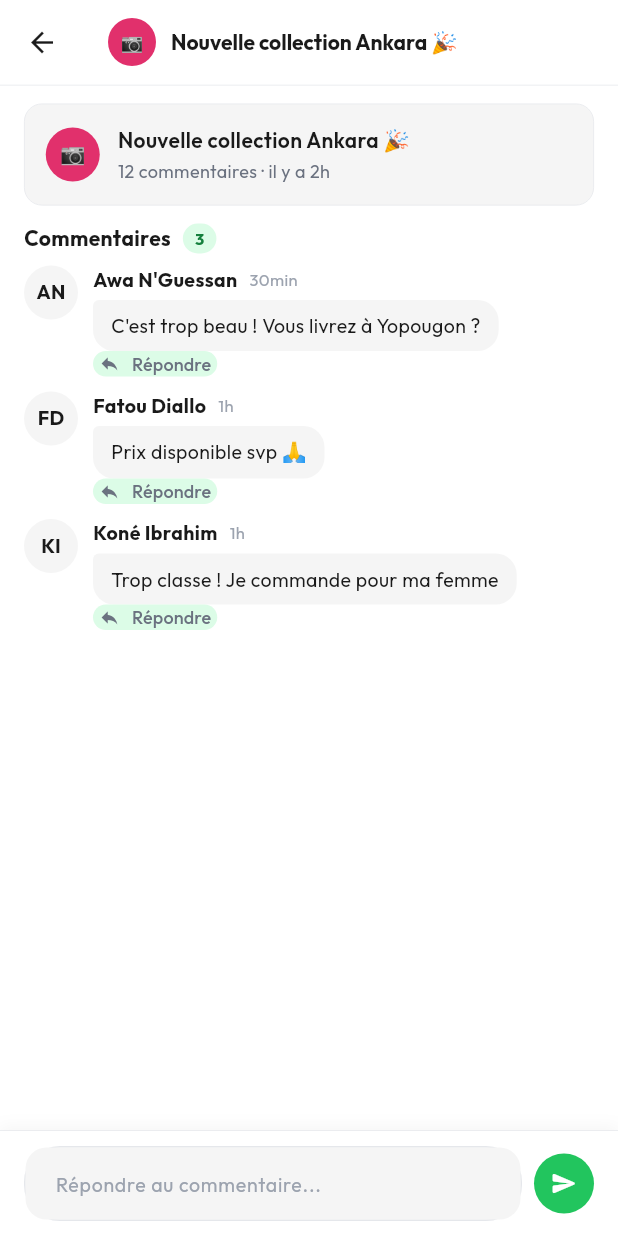
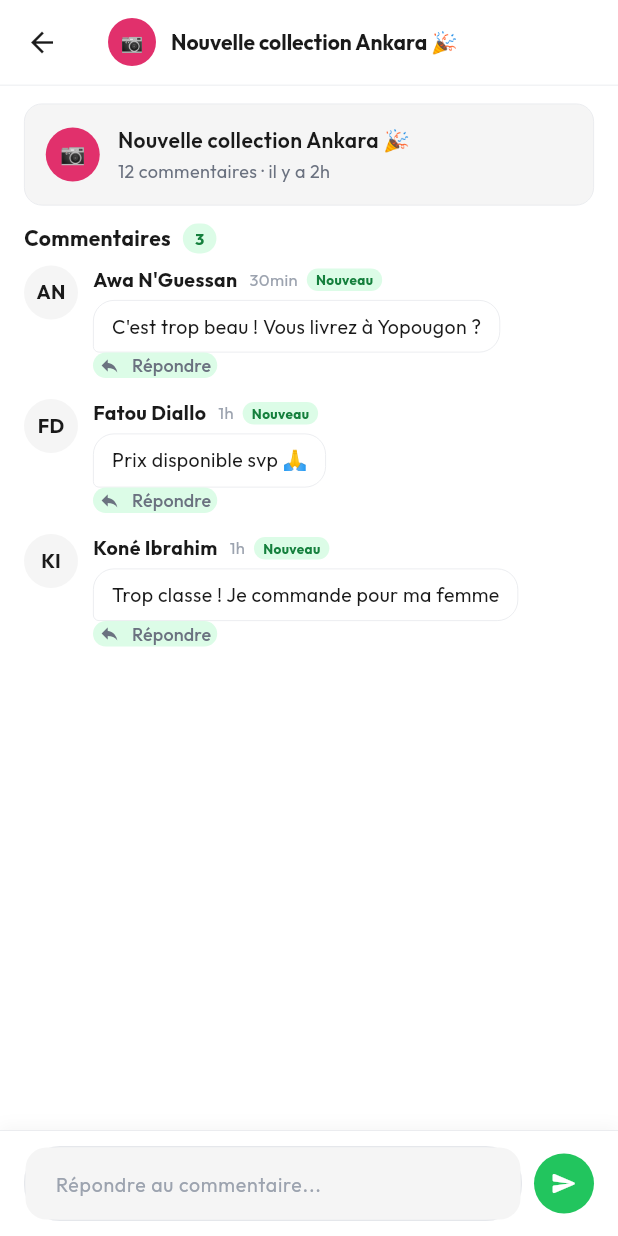
Before and after one commit to Samiiii5/e-signal-v2, a Flutter app: the PublicationDetailScreen screen opened directly with sample values from the repository, after a tap on the "send" icon, on a phone screen of 412 x 824 dp. Run offline on Flutter 3.47's test engine with Material 3 defaults, Android fonts, the phone set to English and light mode, and no system bars; our stand-ins replace dio, go_router, google_fonts, image_picker, open_file, pdf and 2 more; missing offline and left inert: excel; accounts and stored records are empty.

Commit message:
fix: align posts and comments UI with real API response structure
Posts now read caption/channel/total_comments/new_comments_count/posted_at
per the confirmed Postman schema, with French date formatting and a
"Publication sans titre" fallback for empty captions.

Comments now map commenter.name/username, body_text, commented_at,
is_owner_reply, status and nested replies from the real payload. Owner
replies render right-aligned in green, received comments left-aligned in
white, replies are indented recursively, and "Nouveau"/"Répondu" badges
reflect status. Replying now sends the provider captured on the target
comment instead of a screen-wide channel value.

```diff
--- a/lib/features/inbox/publication_detail_screen.dart
+++ b/lib/features/inbox/publication_detail_screen.dart
@@ -47,6 +47,28 @@ class _PublicationDetailScreenState extends State<PublicationDetailScreen> {
     setState(() => _replyTarget = null);
   }
 
+  PublicationComment _mapComment(Map<String, dynamic> c) {
+    final commenter = c['commenter'] is Map ? Map<String, dynamic>.from(c['commenter'] as Map) : <String, dynamic>{};
+    final authorName = (commenter['name'] ?? commenter['username'] ?? 'Inconnu').toString();
+    final initials = authorName.trim().isNotEmpty
+        ? authorName.trim().split(RegExp(r'\s+')).map((p) => p.isNotEmpty ? p[0].toUpperCase() : '').take(2).join()
+        : '?';
+    final sentAtRaw = c['commented_at'];
+    final sentAt = sentAtRaw != null ? (DateTime.tryParse(sentAtRaw.toString()) ?? DateTime.now()) : DateTime.now();
+    final repliesRaw = (c['replies'] as List?) ?? const [];
+    return PublicationComment(
+      id: (c['comment_id'] ?? '').toString(),
+      authorName: authorName,
+      initials: initials,
+      text: (c['body_text'] ?? '').toString(),
+      sentAt: sentAt,
+      isOwnerReply: c['is_owner_reply'] == true,
+      status: (c['status'] ?? 'new').toString(),
+      provider: (c['provider'] ?? c['channel'] ?? '').toString(),
+      replies: repliesRaw.whereType<Map>().map((r) => _mapComment(Map<String, dynamic>.from(r))).toList(),
+    );
+  }
+
   Future<void> _loadComments() async {
     if (!mounted || widget.apiPostId == null) return;
     setState(() { _isLoading = true; _error = null; });
@@ -55,40 +77,16 @@ class _PublicationDetailScreenState extends State<PublicationDetailScreen> {
       if (!mounted) return;
       // Sort newest first
       raw.sort((a, b) {
-        final da = DateTime.tryParse((a['created_at'] ?? a['sent_at'] ?? '').toString()) ?? DateTime(0);
-        final db = DateTime.tryParse((b['created_at'] ?? b['sent_at'] ?? '').toString()) ?? DateTime(0);
+        final da = DateTime.tryParse((a['commented_at'] ?? '').toString()) ?? DateTime(0);
+        final db = DateTime.tryParse((b['commented_at'] ?? '').toString()) ?? DateTime(0);
         return db.compareTo(da);
       });
-      final mapped = raw.map((c) {
-        final authorName = (c['author_name'] ?? c['authorName'] ?? c['author'] ?? 'Inconnu').toString();
-        final initials = authorName.trim().isNotEmpty
-            ? authorName.trim().split(RegExp(r'\s+')).map((p) => p.isNotEmpty ? p[0].toUpperCase() : '').take(2).join()
-            : '?';
-        final sentAtRaw = c['created_at'] ?? c['sent_at'] ?? c['sentAt'];
-        final sentAt = sentAtRaw != null ? (DateTime.tryParse(sentAtRaw.toString()) ?? DateTime.now()) : DateTime.now();
-        return PublicationComment(
-          id: (c['id'] ?? '').toString(),
-          authorName: authorName,
-          initials: initials,
-          text: (c['text'] ?? c['content'] ?? c['body'] ?? '').toString(),
-          sentAt: sentAt,
-          replyToCommentId: c['reply_to_comment_id']?.toString() ?? c['replyToCommentId']?.toString(),
-          replyToName: c['reply_to_name']?.toString() ?? c['replyToName']?.toString(),
-        );
-      }).toList();
+      final mapped = raw.map(_mapComment).toList();
 
       setState(() {
         _comments = mapped.isNotEmpty ? mapped : List.from(widget.publication.comments);
         _isLoading = false;
       });
-
-      // Mark all new comments as read (fire & forget)
-      for (final c in raw.where((c) => (c['status'] ?? '') == 'new')) {
-        commentsService.updateCommentStatus(
-          commentId: (c['id'] ?? '').toString(),
-          status: 'read',
-        ).ignore();
-      }
     } on CommentsUnauthorizedException {
       if (!mounted) return;
       SessionService.logout();
@@ -106,9 +104,22 @@ class _PublicationDetailScreenState extends State<PublicationDetailScreen> {
     }
   }
 
+  PublicationComment _addReplyTo(PublicationComment node, String targetId, PublicationComment newReply) {
+    if (node.id == targetId) {
+      return node.copyWith(replies: [...node.replies, newReply]);
+    }
+    return node.copyWith(
+      replies: node.replies.map((r) => _addReplyTo(r, targetId, newReply)).toList(),
+    );
+  }
+
   void _sendReply() {
     final text = _replyCtrl.text.trim();
     if (text.isEmpty) return;
+
+    final provider = _replyTarget != null && _replyTarget!.provider.isNotEmpty
+        ? _replyTarget!.provider
+        : widget.publication.network;
 
     final newComment = PublicationComment(
       id: 'reply_${DateTime.now().millisecondsSinceEpoch}',
@@ -118,32 +129,24 @@ class _PublicationDetailScreenState extends State<PublicationDetailScreen> {
       sentAt: DateTime.now(),
       replyToCommentId: _replyTarget?.id,
       replyToName: _replyTarget?.authorName,
+      isOwnerReply: true,
+      status: 'replied',
+      provider: provider,
     );
 
     // Appel API si on a un vrai ID de commentaire cible
     if (_replyTarget != null && widget.apiPostId != null) {
-      final channel = widget.publication.network;
       commentsService.replyToComment(
         commentId: _replyTarget!.id,
         message: text,
-        provider: channel,
+        provider: provider,
       ).ignore();
     }
 
     setState(() {
       if (_replyTarget != null) {
-        // Insert just after the parent comment
-        final parentId = _replyTarget!.id;
-        int insertIndex = _comments.length;
-        int parentIndex = _comments.indexWhere((c) => c.id == parentId);
-        if (parentIndex != -1) {
-          int idx = parentIndex + 1;
-          while (idx < _comments.length && _comments[idx].replyToCommentId == parentId) {
-            idx++;
-          }
-          insertIndex = idx;
-        }
-        _comments.insert(insertIndex, newComment);
+        final targetId = _replyTarget!.id;
+        _comments = _comments.map((c) => _addReplyTo(c, targetId, newComment)).toList();
       } else {
         _comments.insert(0, newComment);
       }
@@ -152,24 +155,30 @@ class _PublicationDetailScreenState extends State<PublicationDetailScreen> {
     _replyCtrl.clear();
   }
 
-  /// Build the flat list with indentation for replies
+  /// Build the comment tree with indentation for nested replies
   List<Widget> _buildCommentWidgets() {
     final widgets = <Widget>[];
     for (int i = 0; i < _comments.length; i++) {
-      final comment = _comments[i];
-      final isReply = comment.replyToCommentId != null;
-      widgets.add(
+      widgets.addAll(_buildCommentTree(_comments[i], depth: 0));
+      if (i < _comments.length - 1) {
+        widgets.add(const SizedBox(height: 14));
+      }
+    }
+    return widgets;
+  }
+
+  List<Widget> _buildCommentTree(PublicationComment comment, {required int depth}) {
+    final widgets = <Widget>[
       Padding(
-          padding: EdgeInsets.only(left: isReply ? 40.0 : 0.0),
+        padding: EdgeInsets.only(left: depth * 36.0, top: depth > 0 ? 10.0 : 0.0),
         child: _CommentTile(
           comment: comment,
           onReply: () => _startReply(comment),
         ),
       ),
-      );
-      if (i < _comments.length - 1) {
-        widgets.add(const SizedBox(height: 10));
-      }
+    ];
+    for (final reply in comment.replies) {
+      widgets.addAll(_buildCommentTree(reply, depth: depth + 1));
     }
     return widgets;
   }
@@ -367,14 +376,12 @@ class _CommentTile extends StatelessWidget {
 
   @override
   Widget build(BuildContext context) {
-    final isMe = comment.authorName == 'Vous';
-    return Row(
-      crossAxisAlignment: CrossAxisAlignment.start,
-      children: [
-        Container(
+    final isOwner = comment.isOwnerReply;
+
+    final avatar = Container(
       width: 36, height: 36,
       decoration: BoxDecoration(
-            color: isMe ? AppColors.greenLight : AppColors.backgroundPage,
+        color: isOwner ? AppColors.greenLight : AppColors.backgroundPage,
         shape: BoxShape.circle,
       ),
       child: Center(
@@ -382,38 +389,45 @@ class _CommentTile extends StatelessWidget {
           comment.initials,
           style: TextStyle(
             fontSize: 13, fontWeight: FontWeight.w700,
-                color: isMe ? AppColors.greenDark : AppColors.textPrimary,
+            color: isOwner ? AppColors.greenDark : AppColors.textPrimary,
           ),
         ),
       ),
+    );
+
+    final bubble = Container(
+      padding: const EdgeInsets.symmetric(horizontal: 12, vertical: 8),
+      decoration: BoxDecoration(
+        color: isOwner ? AppColors.green : AppColors.white,
+        border: isOwner ? null : Border.all(color: AppColors.borderLight, width: 0.5),
+        borderRadius: BorderRadius.only(
+          topLeft: const Radius.circular(14),
+          topRight: const Radius.circular(14),
+          bottomLeft: Radius.circular(isOwner ? 14 : 4),
+          bottomRight: Radius.circular(isOwner ? 4 : 14),
         ),
-        const SizedBox(width: 10),
-        Expanded(
-          child: Column(
-            crossAxisAlignment: CrossAxisAlignment.start,
+      ),
+      child: Text(
+        comment.text,
+        style: TextStyle(fontSize: 13, height: 1.4, color: isOwner ? AppColors.white : AppColors.textPrimary),
+      ),
+    );
+
+    final content = Column(
+      crossAxisAlignment: isOwner ? CrossAxisAlignment.end : CrossAxisAlignment.start,
       children: [
         Row(
+          mainAxisSize: MainAxisSize.min,
           children: [
             Text(comment.authorName, style: const TextStyle(fontSize: 13, fontWeight: FontWeight.w700, color: AppColors.textPrimary)),
             const SizedBox(width: 8),
             Text(_fmtTime(comment.sentAt), style: const TextStyle(fontSize: 11, color: AppColors.textHint)),
+            const SizedBox(width: 6),
+            _StatusBadge(status: comment.status),
           ],
         ),
         const SizedBox(height: 4),
-              Container(
-                padding: const EdgeInsets.symmetric(horizontal: 12, vertical: 8),
-                decoration: BoxDecoration(
-                  color: isMe ? AppColors.greenLight : AppColors.backgroundPage,
-                  borderRadius: const BorderRadius.only(
-                    topLeft: Radius.circular(4),
-                    topRight: Radius.circular(14),
-                    bottomLeft: Radius.circular(14),
-                    bottomRight: Radius.circular(14),
-                  ),
-                ),
-                child: Text(comment.text, style: const TextStyle(fontSize: 13, color: AppColors.textPrimary, height: 1.4)),
-              ),
-              // Reply button
+        bubble,
         TextButton.icon(
           onPressed: onReply,
           icon: const Icon(Icons.reply, size: 14, color: AppColors.textSecondary),
@@ -425,9 +439,14 @@ class _CommentTile extends StatelessWidget {
           ),
         ),
       ],
-          ),
-        ),
-      ],
+    );
+
+    return Row(
+      crossAxisAlignment: CrossAxisAlignment.start,
+      mainAxisAlignment: isOwner ? MainAxisAlignment.end : MainAxisAlignment.start,
+      children: isOwner
+          ? [Flexible(child: content), const SizedBox(width: 10), avatar]
+          : [avatar, const SizedBox(width: 10), Flexible(child: content)],
     );
   }
 
@@ -437,6 +456,35 @@ class _CommentTile extends StatelessWidget {
     if (diff.inHours < 24) return '${diff.inHours}h';
     if (diff.inDays == 1) return 'hier';
     return '${dt.day}/${dt.month}';
+  }
+}
+
+class _StatusBadge extends StatelessWidget {
+  final String status;
+  const _StatusBadge({required this.status});
+
+  @override
+  Widget build(BuildContext context) {
+    final String label;
+    final Color bg;
+    final Color fg;
+    switch (status) {
+      case 'new':
+        label = 'Nouveau';
+        bg = AppColors.greenLight;
+        fg = AppColors.greenDark;
+      case 'replied':
+        label = 'Répondu';
+        bg = AppColors.backgroundStatus;
+        fg = AppColors.textSecondary;
+      default:
+        return const SizedBox.shrink();
+    }
+    return Container(
+      padding: const EdgeInsets.symmetric(horizontal: 6, vertical: 1),
+      decoration: BoxDecoration(color: bg, borderRadius: BorderRadius.circular(8)),
+      child: Text(label, style: TextStyle(fontSize: 9, fontWeight: FontWeight.w700, color: fg)),
+    );
   }
 }
 
--- a/lib/shared/mock/publications_mock.dart
+++ b/lib/shared/mock/publications_mock.dart
@@ -6,6 +6,10 @@ class PublicationComment {
   final DateTime sentAt;
   final String? replyToCommentId;
   final String? replyToName;
+  final bool isOwnerReply;
+  final String status; // new | replied
+  final String provider;
+  final List<PublicationComment> replies;
 
   const PublicationComment({
     required this.id,
@@ -15,7 +19,27 @@ class PublicationComment {
     required this.sentAt,
     this.replyToCommentId,
     this.replyToName,
+    this.isOwnerReply = false,
+    this.status = 'new',
+    this.provider = '',
+    this.replies = const [],
   });
+
+  PublicationComment copyWith({List<PublicationComment>? replies}) {
+    return PublicationComment(
+      id: id,
+      authorName: authorName,
+      initials: initials,
+      text: text,
+      sentAt: sentAt,
+      replyToCommentId: replyToCommentId,
+      replyToName: replyToName,
+      isOwnerReply: isOwnerReply,
+      status: status,
+      provider: provider,
+      replies: replies ?? this.replies,
+    );
+  }
 }
 
 class Publication {
```
Also changed, not shown: lib/features/inbox/inbox_screen.dart (+29 -20 lines). Lines whose indentation alone changed are shown as unchanged.
